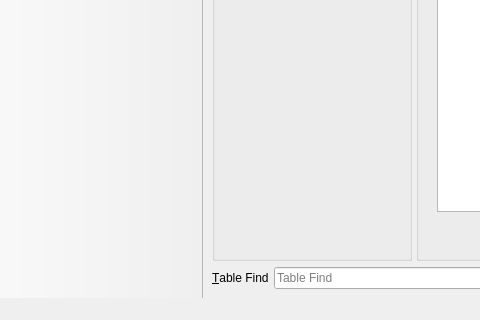
Above: UI/biblioteq_mainwindow.ui from textbrowser/biblioteq before the change; both pictures show x 0 to 480 and y 480 to 800 of the 962 by 800 pixel window. Below: the same form after it.
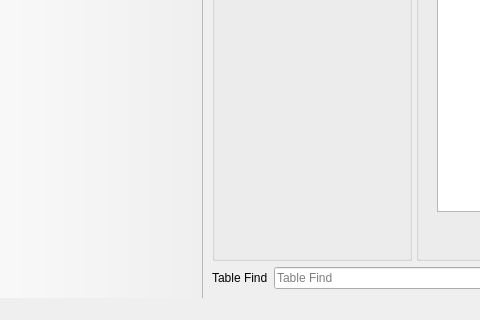
That is the form after the change. Icons and pictures are not drawn. Custom widgets are drawn as their Qt base class.

```diff
--- a/UI/biblioteq_mainwindow.ui
+++ b/UI/biblioteq_mainwindow.ui
@@ -399,10 +399,7 @@
       <item>
        <widget class="QLabel" name="label_2">
         <property name="text">
-         <string>&amp;Table Find</string>
-        </property>
-        <property name="buddy">
-         <cstring>find</cstring>
+         <string>Table Find</string>
         </property>
        </widget>
       </item>
```
